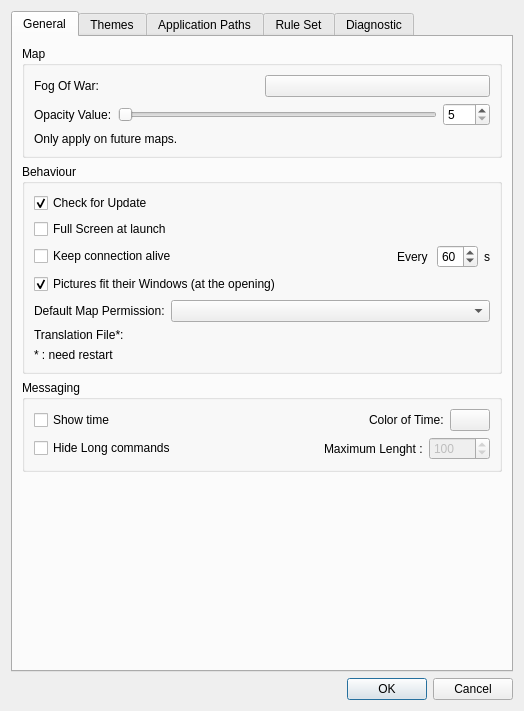
This is client/preferences/preferencesdialogbox.ui in Rolisteam/rolisteam as Qt 5 draws it before an edit. The edited form follows.
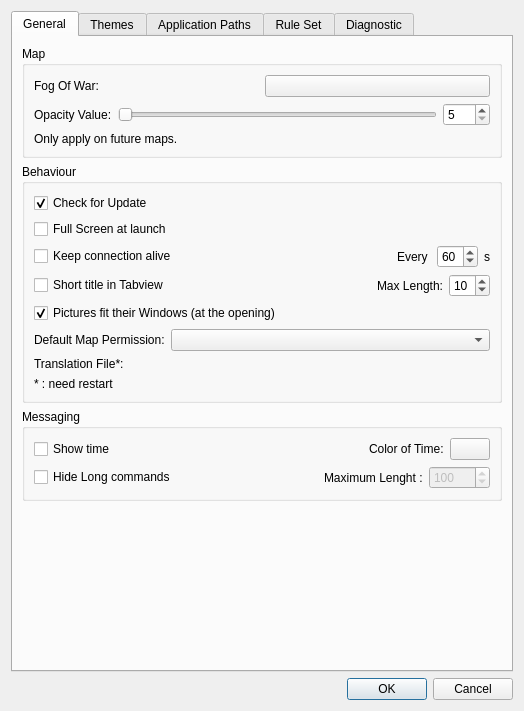
This is the edited form. Icons and pictures are not drawn. Custom widgets are drawn as their Qt base class.

Commit message: -make subwindows title short when in tabmode.

Patch:
```diff
--- a/client/preferences/preferencesdialogbox.ui
+++ b/client/preferences/preferencesdialogbox.ui
@@ -170,6 +170,57 @@
             </item>
            </layout>
           </item>
+          <item>
+           <layout class="QHBoxLayout" name="horizontalLayout_21">
+            <item>
+             <widget class="QCheckBox" name="m_shortNameCb">
+              <property name="toolTip">
+               <string>All subwindows will have a short title (making tab shorter)</string>
+              </property>
+              <property name="text">
+               <string>Short title in Tabview</string>
+              </property>
+             </widget>
+            </item>
+            <item>
+             <layout class="QHBoxLayout" name="horizontalLayout_20">
+              <item>
+               <spacer name="horizontalSpacer_10">
+                <property name="orientation">
+                 <enum>Qt::Horizontal</enum>
+                </property>
+                <property name="sizeHint" stdset="0">
+                 <size>
+                  <width>40</width>
+                  <height>20</height>
+                 </size>
+                </property>
+               </spacer>
+              </item>
+              <item>
+               <widget class="QLabel" name="label_26">
+                <property name="text">
+                 <string>Max Length:</string>
+                </property>
+               </widget>
+              </item>
+              <item>
+               <widget class="QSpinBox" name="m_tabTitleLength">
+                <property name="minimum">
+                 <number>1</number>
+                </property>
+                <property name="singleStep">
+                 <number>1</number>
+                </property>
+                <property name="value">
+                 <number>10</number>
+                </property>
+               </widget>
+              </item>
+             </layout>
+            </item>
+           </layout>
+          </item>
           <item>
            <widget class="QCheckBox" name="m_pictureAdjust">
             <property name="text">
```
Left out of the diff: 24 changed lines with no effect on the pictures. The commit also changes 3 other files.
